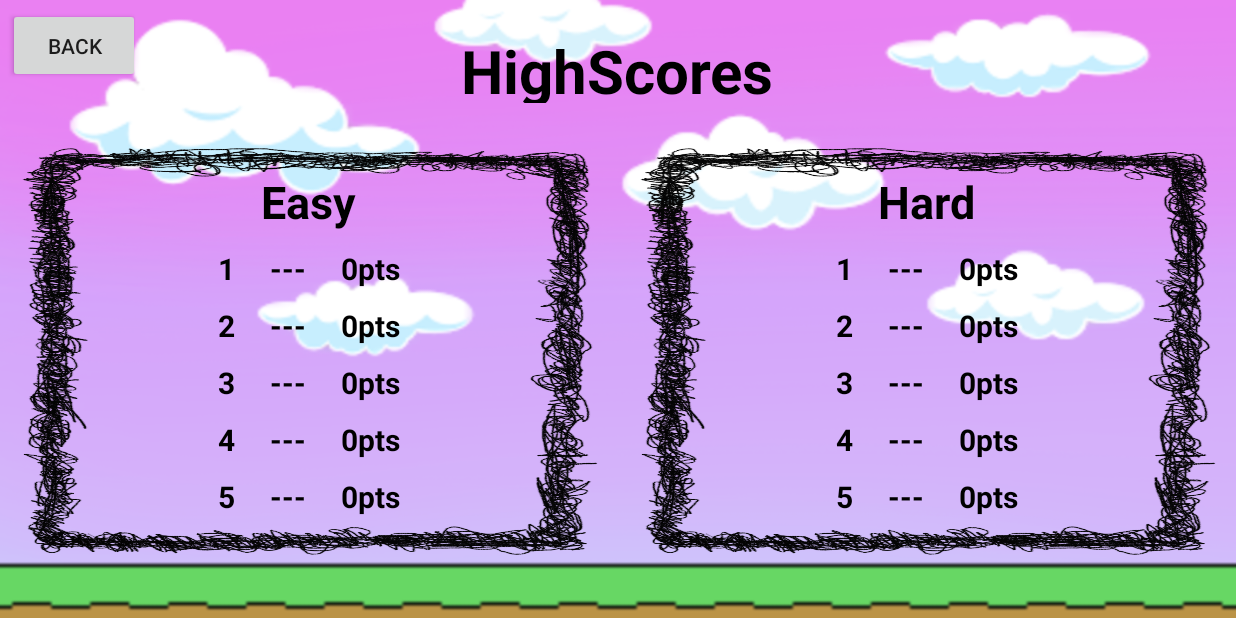
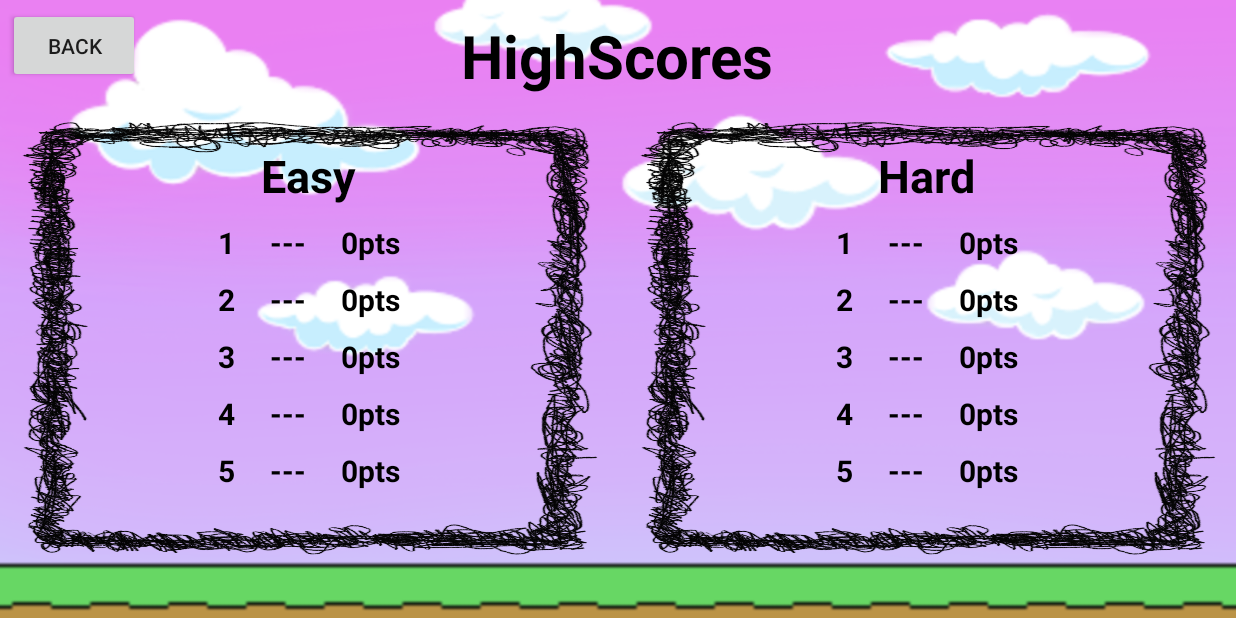
Before and after one commit to PhyuCin/SaveIt, an Android app: the HighScores screen opened directly, with no data from a screen before it, on a phone screen of 824 x 412 dp (held sideways). Run offline under Robolectric (Android 15) with nearby library versions, the phone set to English and light mode, and no system bars; 5 statements that could not run were skipped.

Commit message:
high scores redesign

```diff
--- a/app/src/main/res/layout/high_scores.xml
+++ b/app/src/main/res/layout/high_scores.xml
@@ -39,7 +39,7 @@
             android:textSize="40sp"
             android:textStyle="bold"
             android:textColor="@color/black"
-            android:layout_margin="20sp"
+            android:layout_margin="10sp"
             />
 
         <LinearLayout
```
